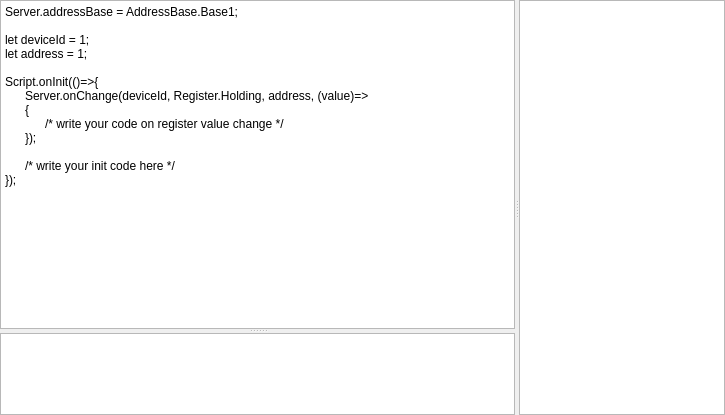
This is omodsim/controls/jscriptcontrol.ui in sanny32/OpenModSim as Qt 5 draws it before an edit. The edited form follows.
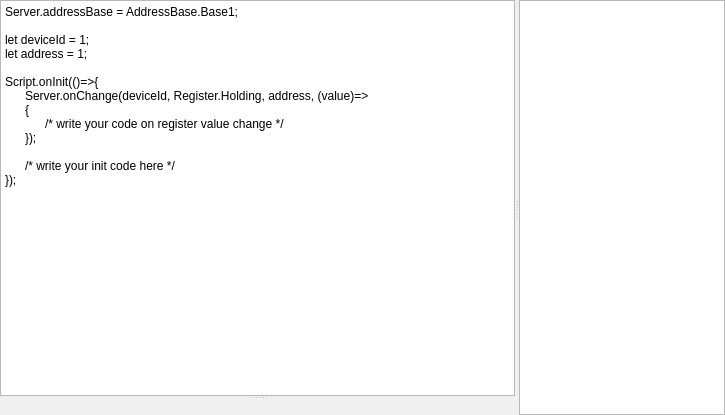
This is the edited form. Custom widgets are drawn as their Qt base class.

Patch:
```diff
--- a/omodsim/controls/jscriptcontrol.ui
+++ b/omodsim/controls/jscriptcontrol.ui
@@ -74,12 +74,6 @@
          <verstretch>1</verstretch>
         </sizepolicy>
        </property>
-       <property name="undoRedoEnabled">
-        <bool>false</bool>
-       </property>
-       <property name="readOnly">
-        <bool>true</bool>
-       </property>
       </widget>
      </widget>
      <widget class="HelpWidget" name="helpWidget">
@@ -102,7 +96,7 @@
   </customwidget>
   <customwidget>
    <class>ConsoleOutput</class>
-   <extends>QPlainTextEdit</extends>
+   <extends>QWidget</extends>
    <header>consoleoutput.h</header>
   </customwidget>
   <customwidget>
```
